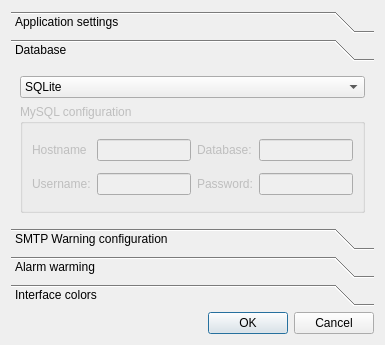
This is src/ui/optionsdialog.ui in seberm/salarm as Qt 5 draws it before an edit. The edited form follows.
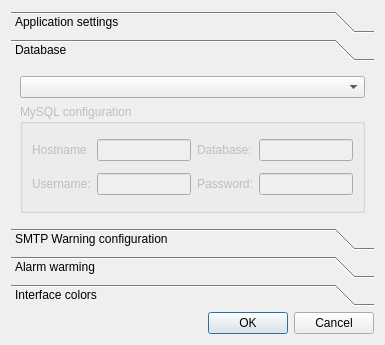
This is the edited form. The open tabs and pages were chosen to show the change.

Commit message: Changed some GUI settings and icons path

The edit to the form file:
```diff
--- a/src/ui/optionsdialog.ui
+++ b/src/ui/optionsdialog.ui
@@ -73,8 +73,8 @@
        <rect>
         <x>0</x>
         <y>0</y>
-        <width>200</width>
-        <height>130</height>
+        <width>367</width>
+        <height>160</height>
        </rect>
       </property>
       <attribute name="label">
@@ -82,18 +82,7 @@
       </attribute>
       <layout class="QGridLayout" name="gridLayout_2">
        <item row="0" column="0">
-        <widget class="QComboBox" name="comboBoxDatabases">
-         <item>
-          <property name="text">
-           <string>SQLite</string>
-          </property>
-         </item>
-         <item>
-          <property name="text">
-           <string>MySQL</string>
-          </property>
-         </item>
-        </widget>
+        <widget class="QComboBox" name="comboBoxDatabases"/>
        </item>
        <item row="1" column="0">
         <widget class="QGroupBox" name="groupBoxMySQL">
```
Left out of the diff: 2 changed lines with no effect on the pictures. The commit also changes 1 other file.
